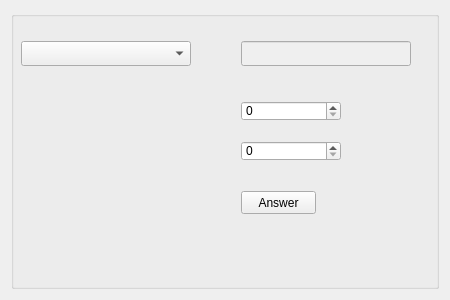
Old version of the form src/tasks/probability/probability_widget/probability_widget.ui in the repository ATetiukhin/QMathematics.
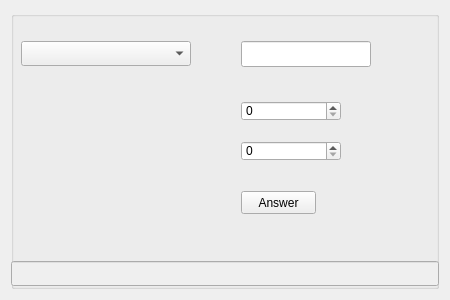
New version of the form.

```diff
--- a/src/tasks/probability/probability_widget/probability_widget.ui
+++ b/src/tasks/probability/probability_widget/probability_widget.ui
@@ -50,9 +50,9 @@
       </property>
       <property name="geometry">
        <rect>
-        <x>230</x>
-        <y>30</y>
-        <width>170</width>
+        <x>0</x>
+        <y>250</y>
+        <width>428</width>
         <height>25</height>
        </rect>
       </property>
@@ -117,6 +117,16 @@
        <string>Answer</string>
       </property>
      </widget>
+     <widget class="QLineEdit" name="inputLineEdit">
+      <property name="geometry">
+       <rect>
+        <x>230</x>
+        <y>30</y>
+        <width>130</width>
+        <height>26</height>
+       </rect>
+      </property>
+     </widget>
     </widget>
    </item>
   </layout>
```
Left out of the diff: 4 changed lines with no effect on the pictures.
